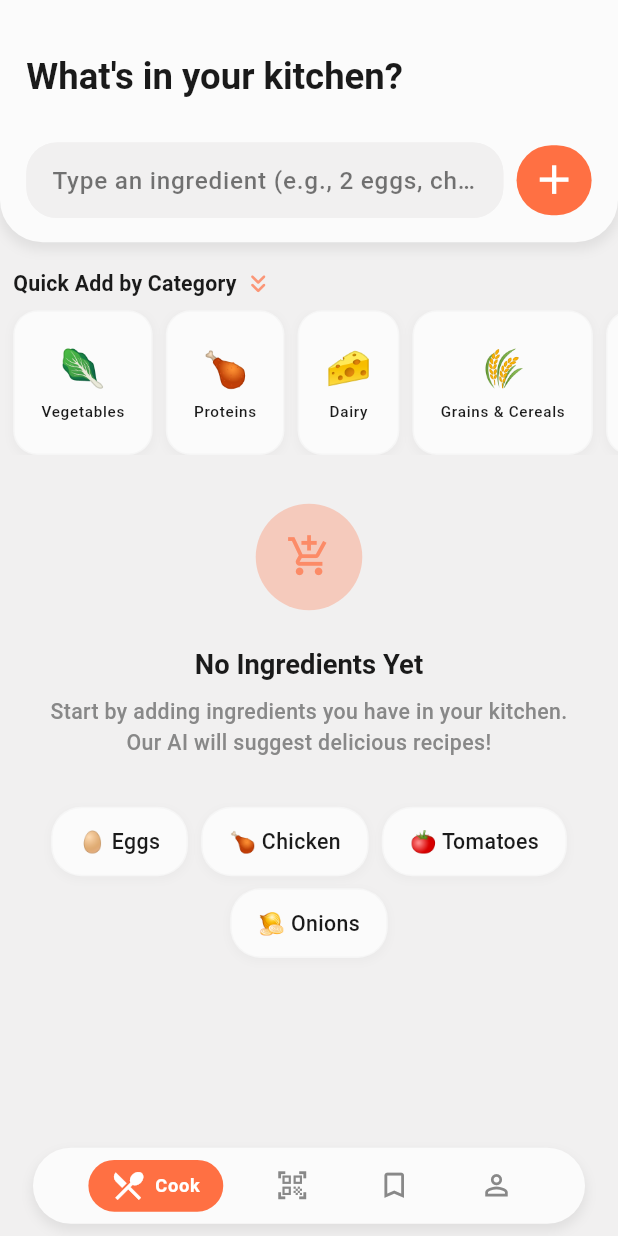
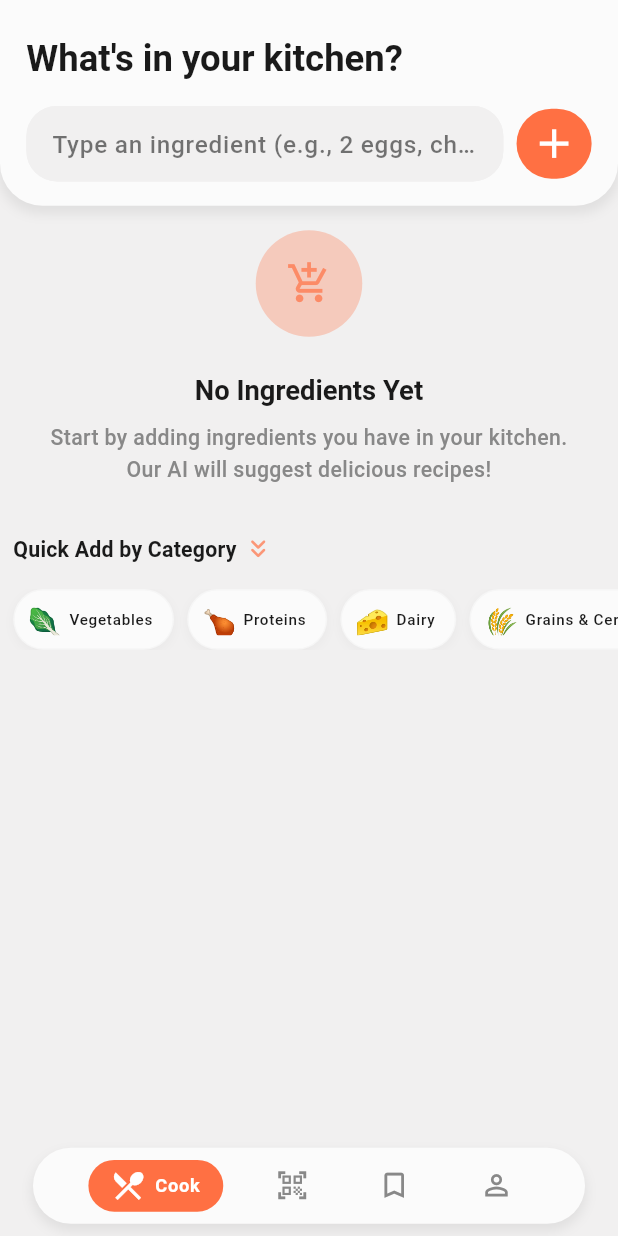
Before and after one commit to dharmtejaa/Flutter_AI_Ruchi_Generator_App, a Flutter app: the screen it shows after launch, on a phone screen of 412 x 824 dp. Run offline on Flutter 3.47's test engine with Material 3 defaults, Android fonts, the light colour scheme and no system bars; our stand-ins replace cached_network_image, flutter_cache_manager, flutter_screenutil, go_router, image_picker, shared_preferences; Roboto replaces fonts that are missing (Poppins).

Commit message:
feat: Introduce ingredient entry screen with dedicated provider and UI widgets for ingredient management.

```diff
--- a/lib/screens/entry/entry_screen.dart
+++ b/lib/screens/entry/entry_screen.dart
@@ -9,7 +9,7 @@ import 'package:ai_ruchi/shared/widgets/ingredient/current_ingredients_section.d
 import 'package:ai_ruchi/shared/widgets/ingredient/ingredient_action_bar.dart';
 import 'package:ai_ruchi/shared/widgets/ingredient/ingredient_header_widget.dart';
 import 'package:ai_ruchi/shared/widgets/ingredient/ingredient_input_widget.dart';
-import 'package:ai_ruchi/shared/widgets/ingredient/suggested_additions_section.dart';
+
 import 'package:flutter/material.dart';
 import 'package:flutter_screenutil/flutter_screenutil.dart';
 import 'package:go_router/go_router.dart';
@@ -173,10 +173,10 @@ class _EntryScreenState extends State<EntryScreen>
           // Current Ingredients Section
           const CurrentIngredientsSection(),
 
-          SizedBox(height: AppSizes.spaceHeightSm),
+          SizedBox(height: AppSizes.spaceHeightLg),
 
-          // Suggested Additions Section
-          const SuggestedAdditionsSection(),
+          // Categorized Ingredient Suggestions (always visible)
+          const CategorizedIngredientSuggestions(),
 
           SizedBox(height: AppSizes.spaceHeightLg),
         ],
@@ -190,11 +190,7 @@ class _EntryScreenState extends State<EntryScreen>
       child: Column(
         crossAxisAlignment: CrossAxisAlignment.start,
         children: [
-          // Categorized Ingredient Suggestions
-          const CategorizedIngredientSuggestions(),
-          SizedBox(height: AppSizes.spaceHeightXl),
-
-          // Empty State Message
+          // Empty State Message (on top)
           Center(
             child: Padding(
               padding: EdgeInsets.symmetric(horizontal: AppSizes.paddingXl),
@@ -233,76 +229,19 @@ class _EntryScreenState extends State<EntryScreen>
                       height: 1.5,
                     ),
                   ),
-                  SizedBox(height: AppSizes.spaceHeightXl),
-                  // Quick add suggestions
-                  Wrap(
-                    spacing: AppSizes.spaceSm,
-                    runSpacing: AppSizes.spaceHeightSm,
-                    alignment: WrapAlignment.center,
-                    children: [
-                      _QuickAddChip(
-                        label: '🥚 Eggs',
-                        onTap: () => _quickAdd('eggs'),
-                      ),
-                      _QuickAddChip(
-                        label: '🍗 Chicken',
-                        onTap: () => _quickAdd('chicken'),
-                      ),
-                      _QuickAddChip(
-                        label: '🍅 Tomatoes',
-                        onTap: () => _quickAdd('tomatoes'),
-                      ),
-                      _QuickAddChip(
-                        label: '🧅 Onions',
-                        onTap: () => _quickAdd('onions'),
-                      ),
-                    ],
-                  ),
                 ],
               ),
             ),
           ),
+
+          SizedBox(height: AppSizes.spaceHeightXl),
+
+          // Categorized Ingredient Suggestions (on bottom)
+          const CategorizedIngredientSuggestions(),
+
           SizedBox(height: AppSizes.spaceHeightXl),
         ],
       ),
     );
   }
-
-  void _quickAdd(String ingredient) {
-    _ingredientController.text = ingredient;
-    _handleAddIngredient();
-  }
 }
-
-class _QuickAddChip extends StatelessWidget {
-  final String label;
-  final VoidCallback onTap;
-
-  const _QuickAddChip({required this.label, required this.onTap});
-
-  @override
-  Widget build(BuildContext context) {
-    final textTheme = Theme.of(context).textTheme;
-    final colorScheme = Theme.of(context).colorScheme;
-
-    return GestureDetector(
-      onTap: onTap,
-      child: Container(
-        padding: EdgeInsets.symmetric(
-          horizontal: AppSizes.paddingMd,
-          vertical: AppSizes.vPaddingSm,
-        ),
-        decoration: BoxDecoration(
-          color: colorScheme.surface,
-          borderRadius: BorderRadius.circular(AppSizes.radiusXl),
-          border: Border.all(color: colorScheme.outline.withValues(alpha: 0.2)),
-          boxShadow: AppShadows.cardShadow(context),
-        ),
-        child: Text(
-          label,
-          style: textTheme.bodyMedium?.copyWith(fontWeight: FontWeight.w500),
-        ),
-      ),
-    );
-  }
-}
--- a/lib/shared/widgets/ingredient/categorized_ingredient_suggestions.dart
+++ b/lib/shared/widgets/ingredient/categorized_ingredient_suggestions.dart
@@ -2,7 +2,7 @@ import 'package:ai_ruchi/core/data/ingredient_categories.dart';
 import 'package:ai_ruchi/core/theme/app_shadows.dart';
 import 'package:ai_ruchi/core/utils/app_sizes.dart';
 import 'package:ai_ruchi/providers/ingredients_provider.dart';
-import 'package:ai_ruchi/shared/widgets/common/custom_snackbar.dart';
+
 import 'package:flutter/material.dart';
 import 'package:flutter/services.dart';
 import 'package:flutter_screenutil/flutter_screenutil.dart';
@@ -21,7 +21,8 @@ class CategorizedIngredientSuggestions extends StatefulWidget {
 class _CategorizedIngredientSuggestionsState
     extends State<CategorizedIngredientSuggestions>
     with TickerProviderStateMixin {
-  final Set<String> _expandedCategories = {};
+  final List<String> _expandedCategories = []; // List to maintain order
+  final Map<String, GlobalKey> _categoryKeys = {};
   late AnimationController _arrowAnimationController;
   late Animation<double> _arrowAnimation;
 
@@ -39,6 +40,11 @@ class _CategorizedIngredientSuggestionsState
         curve: Curves.easeInOut,
       ),
     );
+
+    // Initialize keys for all categories
+    for (final category in IngredientCategories.all) {
+      _categoryKeys[category.id] = GlobalKey();
+    }
   }
 
   @override
@@ -53,7 +59,8 @@ class _CategorizedIngredientSuggestionsState
       if (_expandedCategories.contains(categoryId)) {
         _expandedCategories.remove(categoryId);
       } else {
-        _expandedCategories.add(categoryId);
+        // Insert at beginning so newest is first
+        _expandedCategories.insert(0, categoryId);
       }
     });
   }
@@ -80,27 +87,19 @@ class _CategorizedIngredientSuggestionsState
               ),
               SizedBox(width: AppSizes.spaceXs),
               // Animated arrow hint
-              AnimatedBuilder(
-                animation: _arrowAnimation,
-                builder: (context, child) {
-                  return Transform.translate(
-                    offset: Offset(0, _arrowAnimation.value),
-                    child: Icon(
+              Icon(
                 Icons.keyboard_double_arrow_down_rounded,
                 color: colorScheme.primary.withValues(alpha: 0.7),
                 size: AppSizes.iconSm,
               ),
-                  );
-                },
-              ),
             ],
           ),
         ),
-        SizedBox(height: AppSizes.spaceHeightSm),
+        SizedBox(height: AppSizes.spaceHeightMd),
 
         // Horizontal Scrollable Categories
         SizedBox(
-          height: 95.h,
+          height: 40.h,
           child: ListView.builder(
             scrollDirection: Axis.horizontal,
             padding: EdgeInsets.symmetric(horizontal: AppSizes.paddingXs),
@@ -117,13 +116,14 @@ class _CategorizedIngredientSuggestionsState
           ),
         ),
 
-        // Expanded Categories with Ingredients
+        // Expanded Categories with Ingredients (newest first order)
         if (_expandedCategories.isNotEmpty) ...[
-          SizedBox(height: AppSizes.spaceHeightMd),
+          SizedBox(height: AppSizes.spaceHeightSm),
           ..._expandedCategories.map((categoryId) {
             final category = IngredientCategories.getById(categoryId);
             if (category == null) return const SizedBox.shrink();
             return _ExpandedCategorySection(
+              key: _categoryKeys[categoryId],
               category: category,
               onClose: () => _toggleCategory(categoryId),
             );
@@ -157,32 +157,21 @@ class _CategoryChip extends StatelessWidget {
         duration: const Duration(milliseconds: 250),
         curve: Curves.easeOut,
         margin: EdgeInsets.only(right: AppSizes.spaceSm),
-        padding: EdgeInsets.symmetric(
-          horizontal: AppSizes.paddingMd,
-          vertical: AppSizes.vPaddingSm,
-        ),
+        padding: AppSizes.paddingAllXs,
         decoration: BoxDecoration(
           color: isExpanded
               ? category.color.withValues(alpha: 0.15)
               : colorScheme.surface,
-          borderRadius: BorderRadius.circular(AppSizes.radiusLg),
+          borderRadius: BorderRadius.circular(AppSizes.radiusXl),
           border: Border.all(
             color: isExpanded
                 ? category.color
                 : colorScheme.outline.withValues(alpha: 0.2),
-            width: isExpanded ? 2 : 1,
+            width: isExpanded ? 1 : 1,
           ),
-          boxShadow: isExpanded
-              ? [
-                  BoxShadow(
-                    color: category.color.withValues(alpha: 0.2),
-                    blurRadius: 8,
-                    offset: const Offset(0, 2),
+          boxShadow: AppShadows.cardShadow(context),
         ),
-                ]
-              : AppShadows.cardShadow(context),
-        ),
-        child: Column(
+        child: Row(
           mainAxisSize: MainAxisSize.min,
           mainAxisAlignment: MainAxisAlignment.center,
           children: [
@@ -190,30 +179,31 @@ class _CategoryChip extends StatelessWidget {
             AnimatedScale(
               duration: const Duration(milliseconds: 200),
               scale: isExpanded ? 1.1 : 1.0,
-              child: Text(category.emoji, style: TextStyle(fontSize: 24.sp)),
+              child: Text(category.emoji, style: TextStyle(fontSize: 18.sp)),
             ),
-            SizedBox(height: 4.h),
+            SizedBox(width: AppSizes.spaceXs),
             // Category name
             Text(
               category.name,
               style: textTheme.labelSmall?.copyWith(
                 fontWeight: isExpanded ? FontWeight.w700 : FontWeight.w500,
-                color: isExpanded ? category.color : colorScheme.onSurface,
+                color: colorScheme.onSurface,
                 fontSize: 10.sp,
               ),
               maxLines: 1,
               overflow: TextOverflow.ellipsis,
             ),
+            SizedBox(width: AppSizes.spaceXs),
             // Animated indicator arrow
             AnimatedSize(
-              duration: const Duration(milliseconds: 200),
+              duration: const Duration(milliseconds: 100),
               child: isExpanded
                   ? Icon(
                       Icons.keyboard_arrow_up_rounded,
                       color: category.color,
-                      size: 14.sp,
+                      size: AppSizes.iconSm,
                     )
-                  : SizedBox(height: 0.h),
+                  : SizedBox(width: 0.w),
             ),
           ],
         ),
@@ -228,6 +218,7 @@ class _ExpandedCategorySection extends StatefulWidget {
   final VoidCallback onClose;
 
   const _ExpandedCategorySection({
+    super.key,
     required this.category,
     required this.onClose,
   });
@@ -271,27 +262,37 @@ class _ExpandedCategorySectionState extends State<_ExpandedCategorySection>
   Widget build(BuildContext context) {
     final colorScheme = Theme.of(context).colorScheme;
     final textTheme = Theme.of(context).textTheme;
-    final provider = context.read<IngredientsProvider>();
+    final provider = context.watch<IngredientsProvider>();
+
+    // Sort ingredients: selected ones first, in selection order
+    final sortedIngredients = [...widget.category.ingredients];
+    final ingredientNames = provider.currentIngredients
+        .map((i) => i.name.toLowerCase())
+        .toList();
+
+    sortedIngredients.sort((a, b) {
+      final aSelected = provider.hasIngredientByName(a);
+      final bSelected = provider.hasIngredientByName(b);
+
+      if (aSelected && bSelected) {
+        // Both selected: sort by selection order (index in currentIngredients)
+        final aIndex = ingredientNames.indexOf(a.toLowerCase());
+        final bIndex = ingredientNames.indexOf(b.toLowerCase());
+        return aIndex.compareTo(bIndex);
+      }
+      if (aSelected && !bSelected) return -1;
+      if (!aSelected && bSelected) return 1;
+      return 0;
+    });
 
     return FadeTransition(
       opacity: _fadeAnimation,
       child: SlideTransition(
         position: _slideAnimation,
         child: Container(
-          margin: EdgeInsets.only(
-            bottom: AppSizes.vMarginMd,
-            left: AppSizes.marginXs,
-            right: AppSizes.marginXs,
-          ),
-          padding: AppSizes.paddingAllMd,
-          decoration: BoxDecoration(
-            color: colorScheme.surface,
-            borderRadius: BorderRadius.circular(AppSizes.radiusLg),
-            border: Border.all(
-              color: widget.category.color.withValues(alpha: 0.3),
-              width: 1.5,
-            ),
-            boxShadow: AppShadows.cardShadow(context),
+          padding: EdgeInsets.symmetric(
+            horizontal: AppSizes.paddingSm,
+            vertical: AppSizes.vPaddingSm,
           ),
           child: Column(
             crossAxisAlignment: CrossAxisAlignment.start,
@@ -301,13 +302,13 @@ class _ExpandedCategorySectionState extends State<_ExpandedCategorySection>
                 children: [
                   Text(
                     widget.category.emoji,
-                    style: TextStyle(fontSize: 20.sp),
+                    style: TextStyle(fontSize: 18.sp),
                   ),
                   SizedBox(width: AppSizes.spaceXs),
                   Expanded(
                     child: Text(
                       widget.category.name,
-                      style: textTheme.titleSmall?.copyWith(
+                      style: textTheme.titleMedium?.copyWith(
                         fontWeight: FontWeight.w700,
                         color: widget.category.color,
                       ),
@@ -325,7 +326,7 @@ class _ExpandedCategorySectionState extends State<_ExpandedCategorySection>
                       child: Icon(
                         Icons.close_rounded,
                         size: AppSizes.iconXs,
-                        color: colorScheme.onSurfaceVariant,
+                        color: colorScheme.onSurface,
                       ),
                     ),
                   ),
@@ -334,16 +335,21 @@ class _ExpandedCategorySectionState extends State<_ExpandedCategorySection>
               SizedBox(height: AppSizes.spaceHeightSm),
               // Ingredient chips wrap
               Wrap(
-                spacing: 8.w,
-                runSpacing: 8.h,
-                children: widget.category.ingredients.map((ingredient) {
+                spacing: 6.w,
+                runSpacing: 6.h,
+                children: sortedIngredients.map((ingredient) {
+                  final isSelected = provider.hasIngredientByName(ingredient);
                   return _IngredientChip(
                     label: ingredient,
                     categoryColor: widget.category.color,
+                    isSelected: isSelected,
                     onTap: () {
                       HapticFeedback.selectionClick();
+                      if (isSelected) {
+                        provider.removeIngredientByName(ingredient);
+                      } else {
                         provider.addCustomIngredient(ingredient, 1, 'unit');
-                      CustomSnackBar.showSuccess(context, '$ingredient added');
+                      }
                     },
                   );
                 }).toList(),
@@ -356,16 +362,18 @@ class _ExpandedCategorySectionState extends State<_ExpandedCategorySection>
   }
 }
 
-/// Individual ingredient chip with add icon
+/// Individual ingredient chip with add/check icon
 class _IngredientChip extends StatelessWidget {
   final String label;
   final Color categoryColor;
+  final bool isSelected;
   final VoidCallback onTap;
 
   const _IngredientChip({
     required this.label,
     required this.categoryColor,
     required this.onTap,
+    this.isSelected = false,
   });
 
   @override
@@ -380,27 +388,39 @@ class _IngredientChip extends StatelessWidget {
         borderRadius: BorderRadius.circular(AppSizes.radiusMd),
         splashColor: categoryColor.withValues(alpha: 0.2),
         highlightColor: categoryColor.withValues(alpha: 0.1),
-        child: Container(
-          padding: EdgeInsets.symmetric(horizontal: 12.w, vertical: 8.h),
+        child: AnimatedContainer(
+          duration: const Duration(milliseconds: 200),
+          padding: EdgeInsets.symmetric(horizontal: 10.w, vertical: 6.h),
           decoration: BoxDecoration(
-            color: categoryColor.withValues(alpha: 0.08),
+            color: isSelected
+                ? categoryColor.withValues(alpha: 0.2)
+                : categoryColor.withValues(alpha: 0.08),
             borderRadius: BorderRadius.circular(AppSizes.radiusMd),
-            border: Border.all(color: categoryColor.withValues(alpha: 0.25)),
+            border: Border.all(
+              color: isSelected
+                  ? categoryColor
+                  : categoryColor.withValues(alpha: 0.25),
+              width: 1,
+            ),
           ),
           child: Row(
             mainAxisSize: MainAxisSize.min,
             children: [
-              Icon(
-                Icons.add_rounded,
+              AnimatedSwitcher(
+                duration: const Duration(milliseconds: 200),
+                child: Icon(
+                  isSelected ? Icons.check_rounded : Icons.add_rounded,
+                  key: ValueKey(isSelected),
                   color: categoryColor,
                   size: AppSizes.iconXs,
+                ),
               ),
               SizedBox(width: 4.w),
               Text(
                 label,
                 style: textTheme.bodySmall?.copyWith(
                   color: colorScheme.onSurface,
-                  fontWeight: FontWeight.w500,
+                  fontWeight: isSelected ? FontWeight.w600 : FontWeight.w500,
                 ),
               ),
             ],
--- a/lib/shared/widgets/ingredient/ingredient_action_bar.dart
+++ b/lib/shared/widgets/ingredient/ingredient_action_bar.dart
@@ -71,10 +71,7 @@ class IngredientActionBar extends StatelessWidget {
 
     if (isBottomBar) {
       return Padding(
-        padding: EdgeInsets.symmetric(
-          horizontal: AppSizes.paddingXs,
-          vertical: AppSizes.vPaddingXs,
-        ),
+        padding: EdgeInsets.symmetric(horizontal: AppSizes.paddingXs),
         child: content,
       );
     } else {
--- a/lib/shared/widgets/ingredient/ingredient_card_widget.dart
+++ b/lib/shared/widgets/ingredient/ingredient_card_widget.dart
@@ -316,9 +316,7 @@ class _IngredientCardWidgetState extends State<IngredientCardWidget>
                   // Remove button
                   GestureDetector(
                     onTap: () {
-                      _animationController.reverse().then((_) {
-                        provider.removeIngredient(widget.ingredient.id);
-                      });
+                      provider.removeIngredient(widget.ingredient.id);
                     },
                     child: Icon(
                       Icons.delete_outline_rounded,
--- a/lib/shared/widgets/ingredient/ingredient_header_widget.dart
+++ b/lib/shared/widgets/ingredient/ingredient_header_widget.dart
@@ -21,7 +21,7 @@ class IngredientHeaderWidget extends StatelessWidget {
     return Container(
       padding: EdgeInsets.symmetric(
         //horizontal: AppSizes.paddingMd,
-        vertical: AppSizes.vPaddingLg,
+        vertical: AppSizes.vPaddingXs,
       ),
       child: Column(
         crossAxisAlignment: CrossAxisAlignment.start,
```
Also changed, not shown: lib/providers/ingredients_provider.dart (+20 -0 lines), lib/shared/widgets/ingredient/current_ingredients_section.dart (+21 -2 lines). Lines whose indentation alone changed are shown as unchanged.
